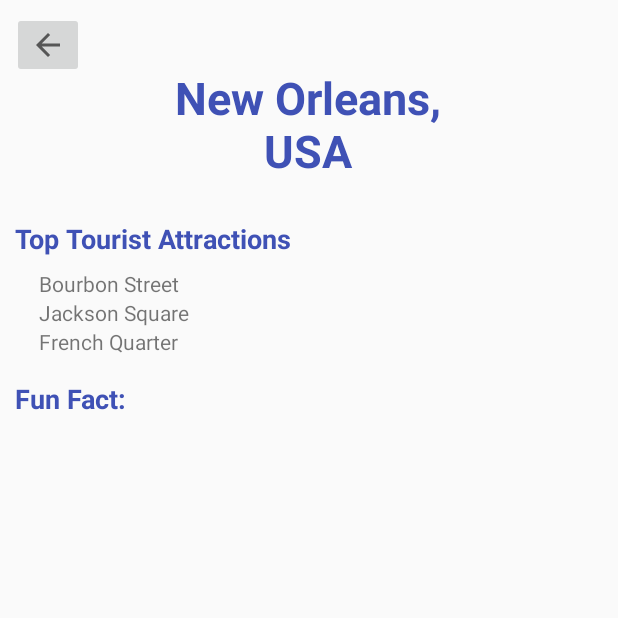
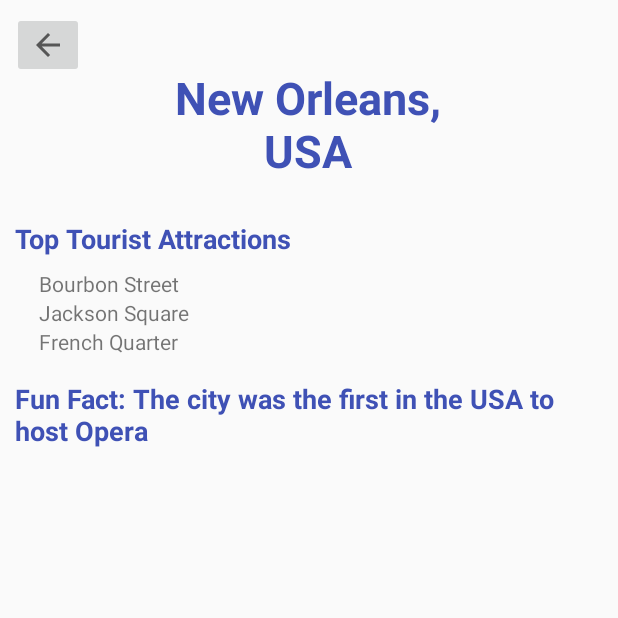
Before and after one commit to kaitlynnchan/oh-the-places-youll-go, an Android app: the screen it shows after launch (PlaceInfoActivity), after a tap on "SEUSS IT UP!", on a phone screen of 412 x 824 dp, the top half of it. Run offline under Robolectric (Android 15) with nearby library versions, the phone set to English and light mode, and no system bars.

Commit message:
Facts added plus minor refactoring

```diff
--- a/app/src/main/java/mountainmadness2021/ohtheplacesyoullgo/ui/MainActivity.java
+++ b/app/src/main/java/mountainmadness2021/ohtheplacesyoullgo/ui/MainActivity.java
@@ -23,18 +23,12 @@ public class MainActivity extends AppCompatActivity {
         ImageView plane = findViewById(R.id.plane);
         plane.setX(0);
         plane.setY(0);
-
     }
-
-
-    private LocationsManager locationsManager;
 
     @Override
     protected void onCreate(Bundle savedInstanceState) {
         super.onCreate(savedInstanceState);
         setContentView(R.layout.activity_main);
-
-        locationsManager = new LocationsManager();
 
         setupButtons();
     }
@@ -44,19 +38,6 @@ public class MainActivity extends AppCompatActivity {
         generateBtn.setOnClickListener(new View.OnClickListener() {
             @Override
             public void onClick(View view) {
-//                // generate places
-//                Random rand = new Random();
-//                int numPlaces = 21;
-//
-//                // Strings of places
-//                String[] places = { "Paris, France", "Sydney, Australia", "Queenstown, New Zealand", "Dublin, Ireland", "New York City, USA", "Maui, USA",
-//                        "Reykjavik, Iceland", "Cancun, Mexico", "Santorini, Greece", "Venice, Italy", "Milan, Italy", "Bora Bora", "Dubai, United Arabs Emirates",
-//                        "Bangkok, Thailand", "Bali, India", "London, England", "New Orleans, USA", "Honolulu, USA", "Kuala Lumpur, Malaysia", "Istanbul, Turkey", "Tokyo, Japan",};
-//
-//                // Generates random number for array position
-//                int int_random = rand.nextInt(places.length);
-//                System.out.println(places[int_random]);
-
                 ImageView plane = findViewById(R.id.plane);
                 ObjectAnimator moveY = ObjectAnimator.ofFloat(plane , "translationY", -2000);
                 moveY.setDuration(500);
@@ -69,12 +50,10 @@ public class MainActivity extends AppCompatActivity {
                 new Handler().postDelayed(new Runnable() {
                     @Override
                     public void run() {
-                        Intent intent = PlaceInfoActivity.makeLaunchIntent(MainActivity.this, locationsManager.getRandomLocation());
+                        Intent intent = PlaceInfoActivity.makeLaunchIntent(MainActivity.this);
                         startActivity(intent);
                     }
                 }, 500);
-
-
 
             };
         });
--- a/app/src/main/java/mountainmadness2021/ohtheplacesyoullgo/ui/PlaceInfoActivity.java
+++ b/app/src/main/java/mountainmadness2021/ohtheplacesyoullgo/ui/PlaceInfoActivity.java
@@ -10,38 +10,23 @@ import android.widget.ImageButton;
 import android.widget.LinearLayout;
 import android.widget.TextView;
 
-import java.io.BufferedReader;
-import java.io.ByteArrayOutputStream;
-import java.io.IOException;
-import java.io.InputStream;
-import java.io.InputStreamReader;
-import java.net.HttpURLConnection;
-import java.net.URL;
-import java.util.Scanner;
-
 import mountainmadness2021.ohtheplacesyoullgo.R;
 import mountainmadness2021.ohtheplacesyoullgo.model.Location;
 import mountainmadness2021.ohtheplacesyoullgo.model.LocationsManager;
 
 public class PlaceInfoActivity extends AppCompatActivity {
 
-    public static final String EXTRA_LOCATION = "location";
-
     private LocationsManager manager = new LocationsManager();
     private Location location;
 
-    public static Intent makeLaunchIntent(Context context, Location location){
+    public static Intent makeLaunchIntent(Context context){
         Intent intent = new Intent(context, PlaceInfoActivity.class);
-//        intent.putExtra(EXTRA_LOCATION, location);
         return intent;
     }
     @Override
     protected void onCreate(Bundle savedInstanceState) {
         super.onCreate(savedInstanceState);
         setContentView(R.layout.activity_place_info);
-
-//        Intent intent = getIntent();
-//        String place = intent.getStringExtra(EXTRA_LOCATION);
 
         location = manager.getRandomLocation();
 
@@ -50,25 +35,15 @@ public class PlaceInfoActivity extends AppCompatActivity {
 
         flags();
         setupAttractions();
+
+        TextView funFacts = findViewById(R.id.titleFunFact);
+        funFacts.setText(funFacts.getText() + location.getFact());
+
         setupBackButton();
     }
 
     private void flags() {
-        FlagURL.fineFlag();
-//        try {
-//            URL url = new URL("https://flagpedia.net/index");
-//            BufferedReader in = new BufferedReader(new InputStreamReader(url.openStream()));
-//
-//            String inputLine;
-//
-//            while ((inputLine = in.readLine()) != null) {
-//                System.out.println(inputLine);
-//            }
-//
-//            in.close();
-//        } catch (Exception e) {
-//            System.out.println("ERROR: " + e.getMessage());
-//        }
+//        FlagURL.fineFlag();
     }
 
     private void setupAttractions() {
--- a/app/src/main/res/layout/activity_place_info.xml
+++ b/app/src/main/res/layout/activity_place_info.xml
@@ -65,10 +65,10 @@
 
             <TextView
                 android:id="@+id/titleFunFact"
-                android:layout_width="105dp"
-                android:layout_height="38dp"
+                android:layout_width="wrap_content"
+                android:layout_height="wrap_content"
                 android:layout_marginTop="16dp"
-                android:text="Fun Fact:"
+                android:text="@string/fun_fact"
                 android:textColor="#3F51B5"
                 android:textSize="18sp"
                 android:textStyle="bold"
--- a/app/src/main/res/values/strings.xml
+++ b/app/src/main/res/values/strings.xml
@@ -1,3 +1,4 @@
 <resources>
     <string name="app_name">Oh the Places Youll Go</string>
+    <string name="fun_fact">Fun Fact:\u0020</string>
 </resources>
```
